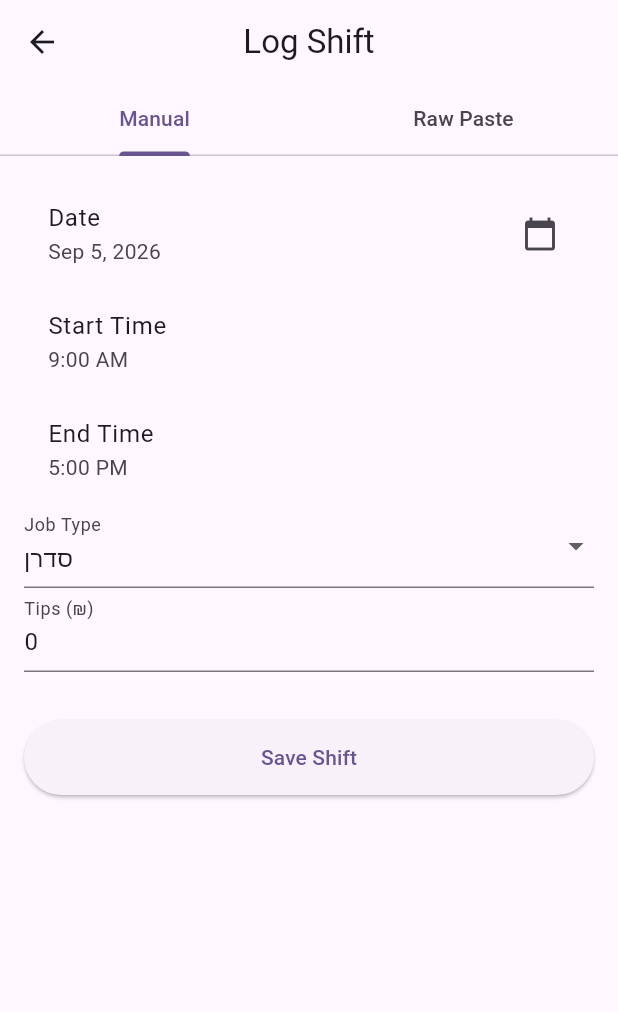
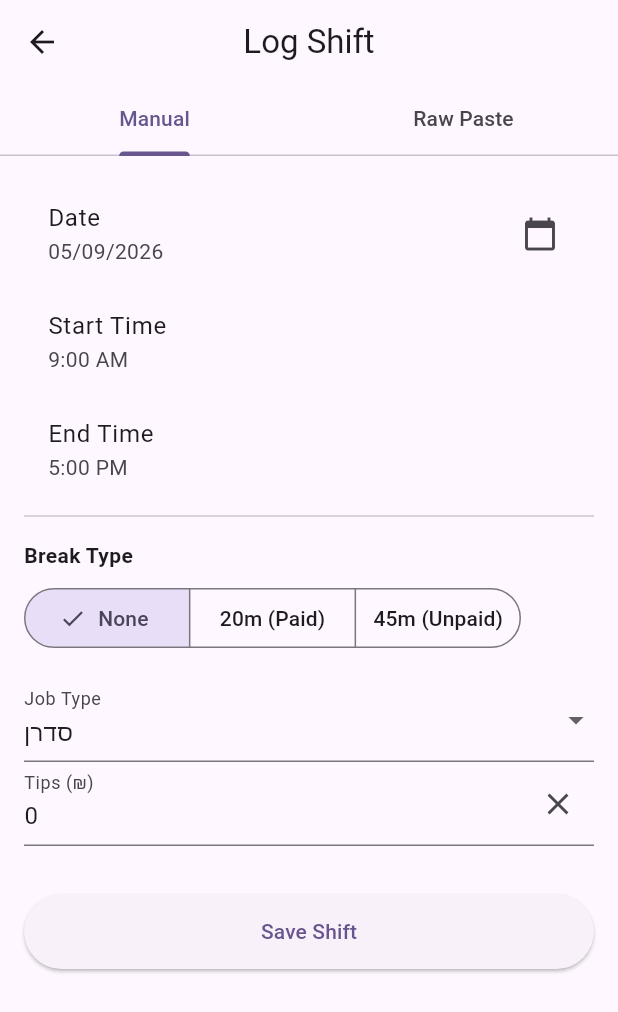
Before and after one commit to sagiv23/Shiftly, a Flutter app: the screen it shows after launch, after a tap on the "add" icon, on a phone screen of 412 x 824 dp. Shown: the top 1012 px of the screen. Run offline on Flutter 3.47's test engine with Material 3 defaults, Android fonts, the phone set to English and light mode, and no system bars; our stand-ins replace hive, hive_flutter; accounts and stored records are empty.

Commit message:
Implement manual break type selection and update shift parsing
- Replace automatic break calculation with a `BreakType` enum (None, 20m Paid, 45m Unpaid) and a `SegmentedButton` in `AddShiftScreen`.
- Update the `Shift` model and Hive adapters to store and persist the selected break type.
- Enhance `ShiftParser` to support optional year formatting (`DD.MM.YYYY`) and handle 2-digit years.
- Display break information in the shift list and update date formatting to `dd/MM/yyyy` across screens.
- Add a clear button to the tips input field and cross-platform formatting to Windows plugin files.
- Improve job type persistence by using explicit keys during seeding and refining lookup logic.
- Update the GitHub release workflow to include `contents: write` permissions and reorganize artifact staging for release.

```diff
--- /dev/null
+++ b/lib/models/break_type.dart
@@ -0,0 +1,13 @@
+import 'package:hive/hive.dart';
+
+part 'break_type.g.dart';
+
+@HiveType(typeId: 2)
+enum BreakType {
+  @HiveField(0)
+  none,
+  @HiveField(1)
+  twentyMinPaid,
+  @HiveField(2)
+  fortyFiveMinUnpaid,
+}
--- a/lib/models/shift.dart
+++ b/lib/models/shift.dart
@@ -1,4 +1,6 @@
 import 'package:hive/hive.dart';
+
+import 'break_type.dart';
 
 part 'shift.g.dart';
 
@@ -25,6 +27,9 @@ class Shift extends HiveObject {
   @HiveField(6)
   double breakMinutes;
 
+  @HiveField(7)
+  BreakType breakType;
+
   Shift({
     required this.id,
     required this.date,
@@ -33,6 +38,7 @@ class Shift extends HiveObject {
     required this.jobTypeId,
     this.tips = 0.0,
     this.breakMinutes = 0.0,
+    this.breakType = BreakType.none,
   });
 
   double get durationHours {
--- a/lib/screens/add_shift_screen.dart
+++ b/lib/screens/add_shift_screen.dart
@@ -3,9 +3,9 @@ import 'package:intl/intl.dart';
 import 'package:provider/provider.dart';
 import 'package:uuid/uuid.dart';
 
+import '../models/break_type.dart';
 import '../models/job_type.dart';
 import '../models/shift.dart';
-import '../providers/settings_provider.dart';
 import '../providers/shift_provider.dart';
 import '../services/shift_parser.dart';
 
@@ -28,6 +28,7 @@ class _AddShiftScreenState extends State<AddShiftScreen>
   final TextEditingController _tipsController = TextEditingController(
     text: '0',
   );
+  BreakType _selectedBreakType = BreakType.none;
 
   // Raw Paste State
   final TextEditingController _rawTextController = TextEditingController();
@@ -39,6 +40,16 @@ class _AddShiftScreenState extends State<AddShiftScreen>
     final jobs = context.read<ShiftProvider>().jobTypes;
     if (jobs.isNotEmpty) {
       _selectedJobTypeId = jobs.first.id;
+    }
+  }
+
+  double _getBreakDeduction(BreakType type) {
+    switch (type) {
+      case BreakType.none:
+      case BreakType.twentyMinPaid:
+        return 0.0;
+      case BreakType.fortyFiveMinUnpaid:
+        return 45.0;
     }
   }
 
@@ -64,13 +75,6 @@ class _AddShiftScreenState extends State<AddShiftScreen>
       end = end.add(const Duration(days: 1));
     }
 
-    final durationHours = end.difference(start).inMinutes / 60.0;
-    final settings = context.read<SettingsProvider>();
-    double breakMins = 0;
-    if (durationHours >= settings.breakThresholdHours) {
-      breakMins = settings.breakDurationMinutes;
-    }
-
     final shift = Shift(
       id: const Uuid().v4(),
       date: _selectedDate,
@@ -78,7 +82,8 @@ class _AddShiftScreenState extends State<AddShiftScreen>
       endTime: end,
       jobTypeId: _selectedJobTypeId!,
       tips: double.tryParse(_tipsController.text) ?? 0,
-      breakMinutes: breakMins,
+      breakMinutes: _getBreakDeduction(_selectedBreakType),
+      breakType: _selectedBreakType,
     );
 
     context.read<ShiftProvider>().addShift(shift);
@@ -87,7 +92,6 @@ class _AddShiftScreenState extends State<AddShiftScreen>
 
   void _saveRaw() {
     if (_selectedJobTypeId == null) return;
-    final settings = context.read<SettingsProvider>();
 
     final lines = _rawTextController.text.split('\n');
     int addedCount = 0;
@@ -95,12 +99,10 @@ class _AddShiftScreenState extends State<AddShiftScreen>
     for (var line in lines) {
       if (line.trim().isEmpty) continue;
 
+      // Note: Raw parser currently defaults to 'none' break type
+      // since we don't have a format for break in text yet.
       final shift = ShiftParser.parse(line, _selectedJobTypeId!);
       if (shift != null) {
-        // Apply break logic
-        if (shift.durationHours >= settings.breakThresholdHours) {
-          shift.breakMinutes = settings.breakDurationMinutes;
-        }
         context.read<ShiftProvider>().addShift(shift);
         addedCount++;
       }
@@ -143,10 +145,11 @@ class _AddShiftScreenState extends State<AddShiftScreen>
     return SingleChildScrollView(
       padding: const EdgeInsets.all(16),
       child: Column(
+        crossAxisAlignment: CrossAxisAlignment.start,
         children: [
           ListTile(
             title: const Text('Date'),
-            subtitle: Text(DateFormat.yMMMd().format(_selectedDate)),
+            subtitle: Text(DateFormat('dd/MM/yyyy').format(_selectedDate)),
             trailing: const Icon(Icons.calendar_today),
             onTap: () async {
               final picked = await showDatePicker(
@@ -180,6 +183,31 @@ class _AddShiftScreenState extends State<AddShiftScreen>
               if (picked != null) setState(() => _endTime = picked);
             },
           ),
+          const Divider(),
+          const Padding(
+            padding: EdgeInsets.symmetric(vertical: 8.0),
+            child: Text(
+              'Break Type',
+              style: TextStyle(fontWeight: FontWeight.bold),
+            ),
+          ),
+          SegmentedButton<BreakType>(
+            segments: const [
+              ButtonSegment(value: BreakType.none, label: Text('None')),
+              ButtonSegment(
+                value: BreakType.twentyMinPaid,
+                label: Text('20m (Paid)'),
+              ),
+              ButtonSegment(
+                value: BreakType.fortyFiveMinUnpaid,
+                label: Text('45m (Unpaid)'),
+              ),
+            ],
+            selected: {_selectedBreakType},
+            onSelectionChanged: (val) =>
+                setState(() => _selectedBreakType = val.first),
+          ),
+          const SizedBox(height: 16),
           DropdownButtonFormField<String>(
             value: _selectedJobTypeId,
             decoration: const InputDecoration(labelText: 'Job Type'),
@@ -195,7 +223,13 @@ class _AddShiftScreenState extends State<AddShiftScreen>
           ),
           TextField(
             controller: _tipsController,
-            decoration: const InputDecoration(labelText: 'Tips (₪)'),
+            decoration: InputDecoration(
+              labelText: 'Tips (₪)',
+              suffixIcon: IconButton(
+                icon: const Icon(Icons.clear),
+                onPressed: () => _tipsController.text = '0',
+              ),
+            ),
             keyboardType: TextInputType.number,
           ),
           const SizedBox(height: 32),
@@ -233,7 +267,7 @@ class _AddShiftScreenState extends State<AddShiftScreen>
           ),
           const SizedBox(height: 16),
           const Text(
-            'Format: DD.MM - HH:mm - HH:mm [+ tips]\nExample: 24.6 - 17:30 - 23:00 + 50',
+            'Format: DD.MM[.YYYY] - HH:mm - HH:mm [+ tips]\nExample: 24.6.2026 - 17:30 - 23:00 + 50',
             style: TextStyle(fontSize: 12, color: Colors.grey),
           ),
           const SizedBox(height: 8),
--- a/lib/screens/home_screen.dart
+++ b/lib/screens/home_screen.dart
@@ -2,6 +2,7 @@ import 'package:flutter/material.dart';
 import 'package:intl/intl.dart';
 import 'package:provider/provider.dart';
 
+import '../models/break_type.dart';
 import '../models/shift.dart';
 import '../providers/shift_provider.dart';
 import 'add_shift_screen.dart';
@@ -174,6 +175,13 @@ class _ShiftTile extends StatelessWidget {
     final rate = job?.hourlyRate ?? 40.22;
     final pay = shift.calculateTotalPay(rate);
 
+    String breakInfo = "";
+    if (shift.breakType == BreakType.twentyMinPaid) {
+      breakInfo = " (20m paid break)";
+    } else if (shift.breakType == BreakType.fortyFiveMinUnpaid) {
+      breakInfo = " (45m unpaid break)";
+    }
+
     return Dismissible(
       key: Key(shift.id),
       direction: DismissDirection.endToStart,
@@ -188,8 +196,9 @@ class _ShiftTile extends StatelessWidget {
       },
       child: ListTile(
         leading: CircleAvatar(child: Text(DateFormat.d().format(shift.date))),
-        title: Text(job?.name ?? 'Unknown'),
+        title: Text("${job?.name ?? 'Unknown'}$breakInfo"),
         subtitle: Text(
+          "${DateFormat('dd/MM/yyyy').format(shift.date)} | "
           "${DateFormat.Hm().format(shift.startTime)} - ${DateFormat.Hm().format(shift.endTime)} "
           "(${shift.netHours.toStringAsFixed(2)}h)",
         ),
--- a/lib/services/persistence_service.dart
+++ b/lib/services/persistence_service.dart
@@ -1,5 +1,6 @@
 import 'package:hive_flutter/hive_flutter.dart';
 
+import '../models/break_type.dart';
 import '../models/job_type.dart';
 import '../models/shift.dart';
 
@@ -11,9 +12,10 @@ class PersistenceService {
   Future<void> init() async {
     await Hive.initFlutter();
 
-    // Register Adapters (Note: These will be generated)
+    // Register Adapters
     Hive.registerAdapter(JobTypeAdapter());
     Hive.registerAdapter(ShiftAdapter());
+    Hive.registerAdapter(BreakTypeAdapter());
 
     await Hive.openBox<Shift>(shiftsBoxName);
     await Hive.openBox<JobType>(jobTypesBoxName);
@@ -22,11 +24,14 @@ class PersistenceService {
     // Seed default job types if empty
     final jobBox = Hive.box<JobType>(jobTypesBoxName);
     if (jobBox.isEmpty) {
-      await jobBox.addAll([
+      final defaultJobs = [
         JobType(id: '1', name: 'סדרן', hourlyRate: 40.22),
         JobType(id: '2', name: 'מזנון', hourlyRate: 40.22),
         JobType(id: '3', name: 'פריקה', hourlyRate: 40.22),
-      ]);
+      ];
+      for (var job in defaultJobs) {
+        await jobBox.put(job.id, job);
+      }
     }
   }
 
```
Also changed, not shown: lib/providers/shift_provider.dart (+6 -1 lines), lib/services/shift_parser.dart (+13 -4 lines), lib/models/break_type.g.dart (added), lib/models/shift.g.dart, 4 other files.
